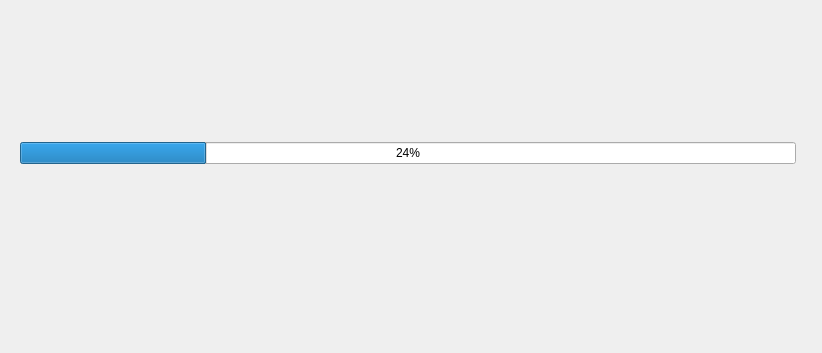
Above: ui/pages/config.ui from Inkane/Tribe before the change; both pictures show x 0 to 822 and y 317 to 670 of the 822 by 670 pixel window. Below: the same form after it.
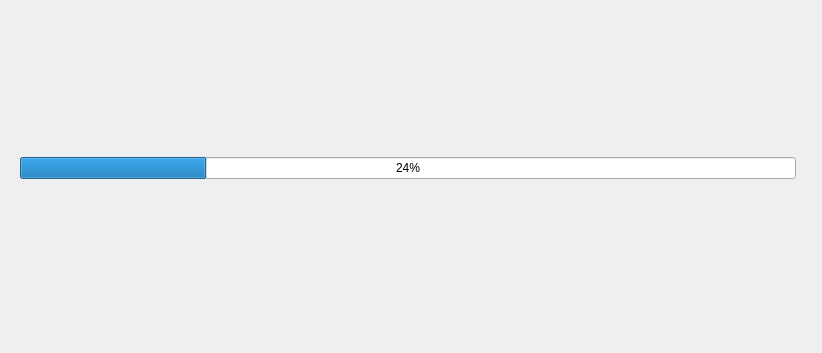
That is the form after the change. The open tabs and pages were chosen to show the change. Custom widgets are drawn as their Qt base class.

Commit message: add progress ui to bundle downloading;

```diff
--- a/ui/pages/config.ui
+++ b/ui/pages/config.ui
@@ -1195,6 +1195,32 @@
          </property>
         </spacer>
        </item>
+       <item>
+        <widget class="QLabel" name="progressLabel">
+         <property name="text">
+          <string/>
+         </property>
+         <property name="alignment">
+          <set>Qt::AlignCenter</set>
+         </property>
+        </widget>
+       </item>
+       <item>
+        <spacer name="verticalSpacer_20">
+         <property name="orientation">
+          <enum>Qt::Vertical</enum>
+         </property>
+         <property name="sizeType">
+          <enum>QSizePolicy::Fixed</enum>
+         </property>
+         <property name="sizeHint" stdset="0">
+          <size>
+           <width>20</width>
+           <height>10</height>
+          </size>
+         </property>
+        </spacer>
+       </item>
        <item>
         <widget class="QProgressBar" name="progressBar">
          <property name="value">
```
The commit also changes 2 other files.
